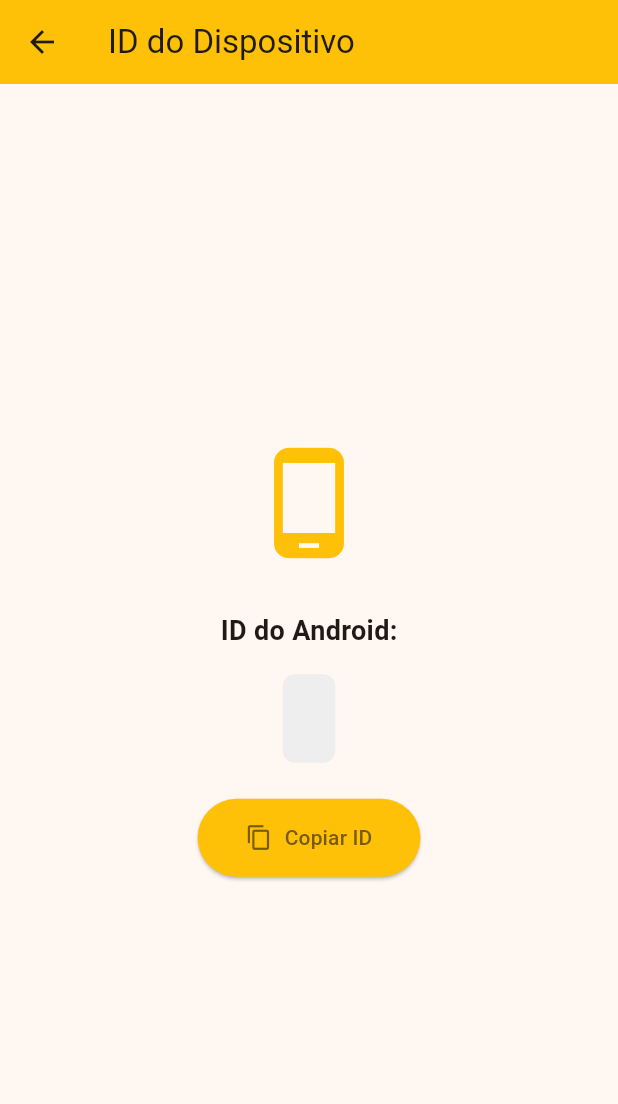
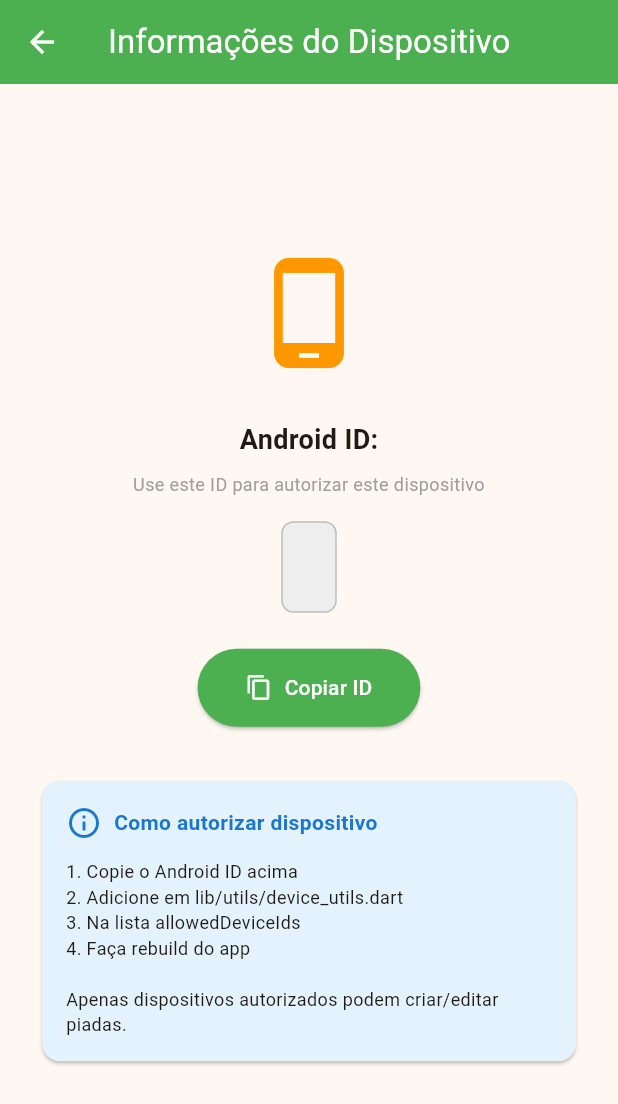
Before and after one commit to rodrigolanes/oqueeoquee, a Flutter app: the DebugScreen screen opened directly, on a phone screen of 412 x 824 dp. Shown: the top 1104 px of the screen. Run offline on Flutter 3.47's test engine with Material 3 defaults, Android fonts, the phone set to English and light mode, and no system bars; our stand-ins replace dartz, device_info_plus, equatable, get_it, shared_preferences, supabase_flutter; accounts and stored records are empty; statements that could not run were skipped.

Commit message:
feat: update debug screen to show authorized device status and improve UI; modify device_utils for clarity

```diff
--- a/lib/screens/debug_screen.dart
+++ b/lib/screens/debug_screen.dart
@@ -38,31 +38,72 @@ class _DebugScreenState extends State<DebugScreen> {
 
   @override
   Widget build(BuildContext context) {
+    final isAllowed = DeviceUtils.allowedDeviceIds.contains(_deviceId);
+
     return Scaffold(
       appBar: AppBar(
-        title: const Text('ID do Dispositivo'),
-        backgroundColor: Colors.amber,
+        title: const Text('Informações do Dispositivo'),
+        backgroundColor: Colors.green,
+        foregroundColor: Colors.white,
       ),
       body: Center(
         child: _isLoading
             ? const CircularProgressIndicator()
-            : Padding(
+            : SingleChildScrollView(
                 padding: const EdgeInsets.all(24.0),
                 child: Column(
                   mainAxisAlignment: MainAxisAlignment.center,
                   children: [
-                    const Icon(
-                      Icons.phone_android,
+                    Icon(
+                      isAllowed ? Icons.verified_user : Icons.phone_android,
                       size: 80,
-                      color: Colors.amber,
+                      color: isAllowed ? Colors.green : Colors.orange,
                     ),
                     const SizedBox(height: 32),
+                    if (isAllowed) ...[
+                      Container(
+                        padding: const EdgeInsets.symmetric(
+                          horizontal: 16,
+                          vertical: 8,
+                        ),
+                        decoration: BoxDecoration(
+                          color: Colors.green.shade50,
+                          borderRadius: BorderRadius.circular(20),
+                          border: Border.all(color: Colors.green, width: 2),
+                        ),
+                        child: const Row(
+                          mainAxisSize: MainAxisSize.min,
+                          children: [
+                            Icon(Icons.check_circle,
+                                color: Colors.green, size: 20),
+                            SizedBox(width: 8),
+                            Text(
+                              'Dispositivo Autorizado',
+                              style: TextStyle(
+                                color: Colors.green,
+                                fontWeight: FontWeight.bold,
+                              ),
+                            ),
+                          ],
+                        ),
+                      ),
+                      const SizedBox(height: 24),
+                    ],
                     const Text(
-                      'ID do Android:',
+                      'Android ID:',
                       style: TextStyle(
                         fontSize: 18,
                         fontWeight: FontWeight.bold,
                       ),
+                    ),
+                    const SizedBox(height: 8),
+                    const Text(
+                      'Use este ID para autorizar este dispositivo',
+                      style: TextStyle(
+                        fontSize: 12,
+                        color: Colors.grey,
+                      ),
+                      textAlign: TextAlign.center,
                     ),
                     const SizedBox(height: 16),
                     Container(
@@ -70,12 +111,14 @@ class _DebugScreenState extends State<DebugScreen> {
                       decoration: BoxDecoration(
                         color: Colors.grey[200],
                         borderRadius: BorderRadius.circular(8),
+                        border: Border.all(color: Colors.grey[400]!),
                       ),
                       child: SelectableText(
                         _deviceId ?? 'ID não disponível',
                         style: const TextStyle(
                           fontSize: 16,
                           fontFamily: 'monospace',
+                          fontWeight: FontWeight.bold,
                         ),
                         textAlign: TextAlign.center,
                       ),
@@ -86,10 +129,46 @@ class _DebugScreenState extends State<DebugScreen> {
                       icon: const Icon(Icons.copy),
                       label: const Text('Copiar ID'),
                       style: ElevatedButton.styleFrom(
-                        backgroundColor: Colors.amber,
+                        backgroundColor: Colors.green,
+                        foregroundColor: Colors.white,
                         padding: const EdgeInsets.symmetric(
                           horizontal: 32,
                           vertical: 16,
+                        ),
+                      ),
+                    ),
+                    const SizedBox(height: 32),
+                    Card(
+                      color: Colors.blue.shade50,
+                      child: Padding(
+                        padding: const EdgeInsets.all(16),
+                        child: Column(
+                          crossAxisAlignment: CrossAxisAlignment.start,
+                          children: [
+                            Row(
+                              children: [
+                                Icon(Icons.info_outline,
+                                    color: Colors.blue.shade700),
+                                const SizedBox(width: 8),
+                                Text(
+                                  'Como autorizar dispositivo',
+                                  style: TextStyle(
+                                    fontWeight: FontWeight.bold,
+                                    color: Colors.blue.shade700,
+                                  ),
+                                ),
+                              ],
+                            ),
+                            const SizedBox(height: 12),
+                            const Text(
+                              '1. Copie o Android ID acima\n'
+                              '2. Adicione em lib/utils/device_utils.dart\n'
+                              '3. Na lista allowedDeviceIds\n'
+                              '4. Faça rebuild do app\n\n'
+                              'Apenas dispositivos autorizados podem criar/editar piadas.',
+                              style: TextStyle(fontSize: 12),
+                            ),
+                          ],
                         ),
                       ),
                     ),
--- a/lib/screens/home_screen.dart
+++ b/lib/screens/home_screen.dart
@@ -111,7 +111,7 @@ class _HomeScreenState extends State<HomeScreen>
                           mainAxisAlignment: MainAxisAlignment.end,
                           children: [
                             Text(
-                              '🤔',
+                              '😁',
                               style: TextStyle(fontSize: 48),
                             ),
                             SizedBox(height: 8),
--- a/lib/utils/device_utils.dart
+++ b/lib/utils/device_utils.dart
@@ -1,16 +1,19 @@
 import 'package:device_info_plus/device_info_plus.dart';
 
 class DeviceUtils {
+  /// Retorna o identificador único do dispositivo Android
+  /// Usa androidId que é único por dispositivo e instalação do Android
   static Future<String?> getAndroidId() async {
     final deviceInfo = DeviceInfoPlugin();
     final androidInfo = await deviceInfo.androidInfo;
-    return androidInfo.id;
+    return androidInfo.id; // Android ID único do dispositivo
   }
 
+  /// Lista de Android IDs autorizados para funções administrativas
+  /// Para descobrir o ID do seu dispositivo, acesse a tela de Debug (3 toques no título)
   static const List<String> allowedDeviceIds = [
-    'BP2A.250605.031.A3',
-    'TP1A.220624.014',
-    'UE1A.230829.036.A4', // Emulator Android
+    // Adicione os Android IDs reais dos dispositivos autorizados aqui
+    // Exemplo: '9774d56d682e549c' (16 caracteres hexadecimais)
   ];
 
   static Future<bool> isDeviceAllowed() async {
```
